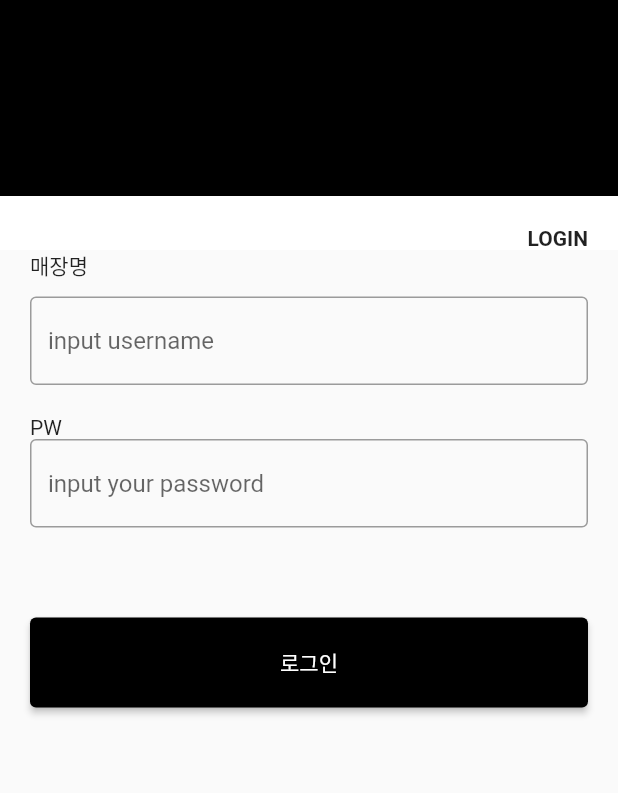
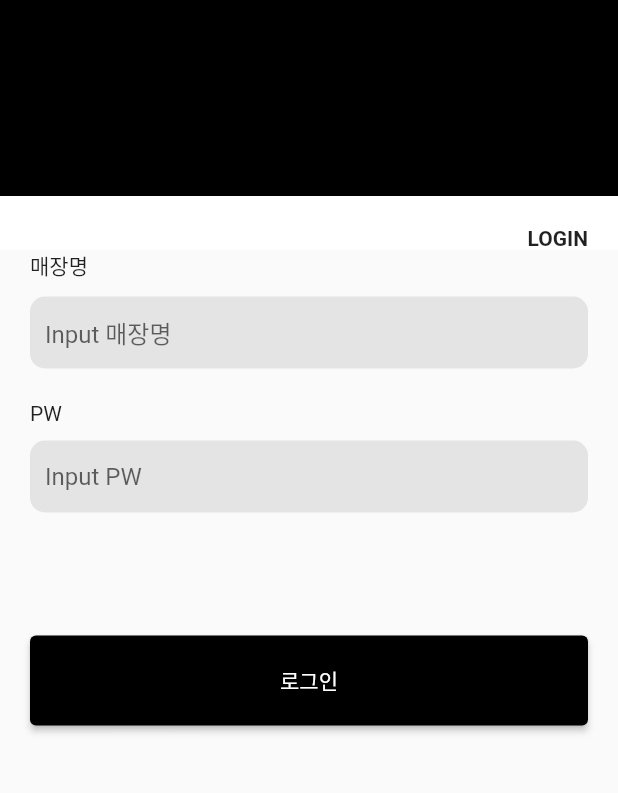
Before and after one commit to adiiwinarnoo/learn-flutter, a Flutter app: the screen it shows after launch, on a phone screen of 412 x 824 dp, the part 422-1215 px from its top. Run offline on Flutter 3.47's test engine with Material 2 defaults, Android fonts, the light colour scheme and no system bars; our stand-ins replace toast.

Commit message:
changed version toast

```diff
--- a/lib/login.dart
+++ b/lib/login.dart
@@ -11,6 +11,13 @@ LoginPage({super.key});
 class _LoginPageState extends State<LoginPage> {
   final usernameController = TextEditingController();
   final passwordController = TextEditingController();
+
+  void showToast(String message){
+     Toast.show(
+            message,
+            duration: Toast.lengthLong, gravity: Toast.center,backgroundColor: Colors.red
+      );
+  }
 
    @override
   void initState() {
@@ -45,35 +52,45 @@ class _LoginPageState extends State<LoginPage> {
       ),
     );
 
+    Widget customBgTextField({required String label, TextEditingController? controller, required bool obsText,
+    }){
+      return Container(
+        margin: const EdgeInsets.only(bottom: 22.0),
+        child: Column(
+          crossAxisAlignment: CrossAxisAlignment.start,
+          children: [
+        Container(
+          margin: const EdgeInsets.only(bottom: 10.0),
+          child: Text(label,),
+        ),
+        Container(
+          decoration: BoxDecoration(
+            color: const Color(0xffE4E4E4),
+            borderRadius: BorderRadius.circular(10.0)
+          ),
+          child:  TextField(
+          controller: controller,
+          decoration: InputDecoration(
+            border: InputBorder.none,
+            hintText: "Input $label",
+            contentPadding: const EdgeInsets.all(10)
+          ),
+          obscureText: obsText,
+        ),
+        ),
+      ],
+    ),
+  );
+}
+
     Widget textField = Container(
       child: Padding(
         padding: const EdgeInsets.only(left: 20,bottom: 20,right: 20),
         child: Column(
           crossAxisAlignment: CrossAxisAlignment.start,
           children: [
-            Container(
-              margin: const EdgeInsets.only(bottom: 10.0),
-              child: const Text("매장명"),
-            ),
-            TextField(
-              controller: usernameController,
-              decoration: const InputDecoration(
-                border: OutlineInputBorder(),
-                hintText: "input username"
-              ),
-            ),
-            Container(
-              margin: const EdgeInsets.only(top: 20.0),
-              child: const Text("PW"),
-            ),
-            TextField(
-              controller: passwordController,
-              decoration: const InputDecoration(
-                border: OutlineInputBorder(),
-                hintText: "input your password"
-              ),
-              obscureText: true,
-            )
+            customBgTextField(label: "매장명",controller: usernameController, obsText: false),
+            customBgTextField(label: "PW",controller: passwordController, obsText: true)
           ],
         ),
       ),
@@ -88,21 +105,22 @@ class _LoginPageState extends State<LoginPage> {
           backgroundColor: Colors.black
         ),
         onPressed: () {
-          var usernameText = usernameController.text;
+          var usernameText = usernameController.text.trim();
           var passwordText = passwordController.text;
 
-          Toast.show(
-            "username anda $usernameText, password anda $passwordText",
-            duration: Toast.lengthLong, gravity: Toast.center,backgroundColor: Colors.red
-            );
+          if(usernameText.isEmpty){
+            showToast("username cannot be null or empty");
+          }else if (passwordText.isEmpty){
+            showToast("password cannot be null or empty");
+          }else{
+            showToast("ini akun $usernameText dan password $passwordText");
+          }
         },
         child: const Text("로그인",style: TextStyle(color: Colors.white),
         ),
       ),
       ),
     );
-
-
 
     return MaterialApp(
       debugShowCheckedModeBanner: false,
--- a/pubspec.yaml
+++ b/pubspec.yaml
@@ -47,7 +47,7 @@ dev_dependencies:
   # package. See that file for information about deactivating specific lint
   # rules and activating additional ones.
   flutter_lints: ^2.0.0
-  toast: ^0.2.9
+  toast: ^0.3.0
 
 
 # For information on the generic Dart part of this file, see the
```
Also changed, not shown: pubspec.lock.
